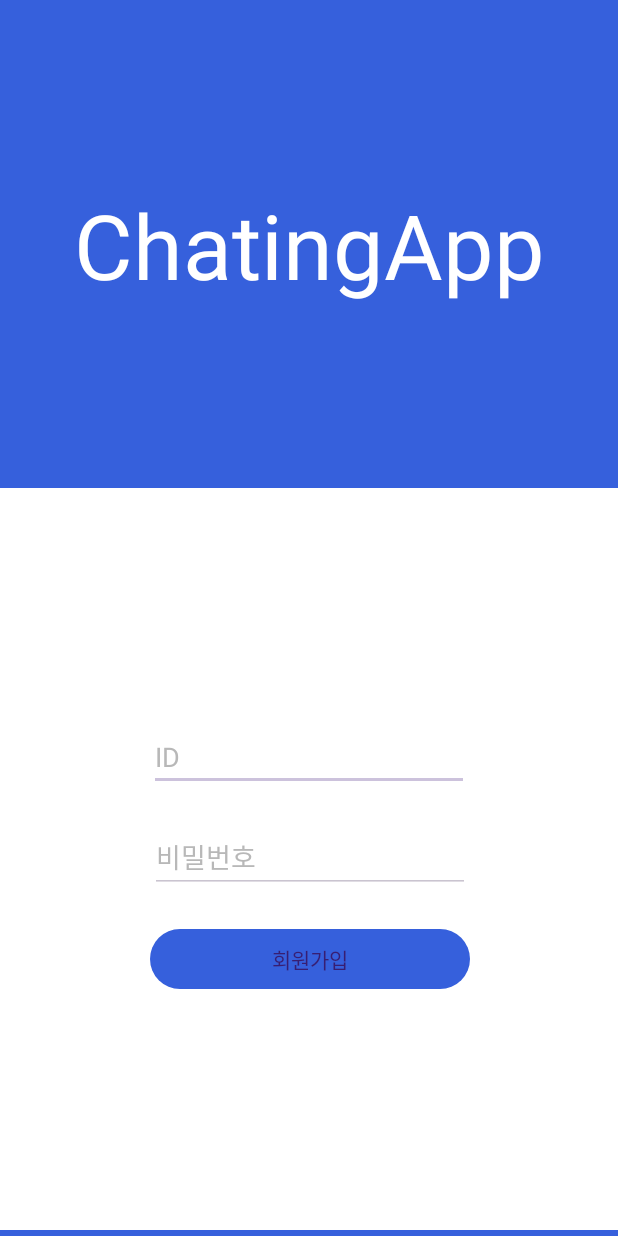
After one commit to gjgustjd/ChatApplication, an Android app: the SignUpActivity screen opened directly, with no data from a screen before it, on a phone screen of 412 x 824 dp. The commit adds this screen. Run offline under Robolectric (Android 15) with nearby library versions, the phone set to English and light mode, and no system bars; our stand-ins replace Firebase (no records; nobody signed in at launch, a user with empty details on screens opened directly).

Commit message:
:sparkles: Feat:SignUpActivity 추가
SignUpActivity.kt 추가
activity_signup.xml 추가
manifest에 추가

```diff
--- a/app/src/main/AndroidManifest.xml
+++ b/app/src/main/AndroidManifest.xml
@@ -18,6 +18,8 @@
         </activity>
         <activity android:name=".MainActivity">
         </activity>
+        <activity android:name=".SignUpActivity">
+        </activity>
     </application>
 
 </manifest>
--- a/app/src/main/java/com/miso/chatapplication/LoginActivity.kt
+++ b/app/src/main/java/com/miso/chatapplication/LoginActivity.kt
@@ -4,6 +4,7 @@ import android.R
 import android.R.attr
 import android.content.Intent
 import android.os.Bundle
+import android.widget.Button
 import androidx.appcompat.app.AppCompatActivity
 import com.google.android.gms.auth.api.signin.GoogleSignIn
 import com.google.android.gms.auth.api.signin.GoogleSignInAccount
@@ -24,6 +25,7 @@ class LoginActivity : AppCompatActivity() {
     lateinit var auth: FirebaseAuth
     lateinit var googleSignInClient: GoogleSignInClient
     lateinit var btn_googleSiginIn: SignInButton
+    lateinit var btn_signUp:Button
     lateinit var binding: ActivityLoginBinding
     val SIGN_IN_CODE = 9001
     override fun onCreate(savedInstanceState: Bundle?) {
@@ -36,6 +38,7 @@ class LoginActivity : AppCompatActivity() {
 
     fun initializeView() {
         btn_googleSiginIn = binding.btnLogin
+        btn_signUp = binding.btnSignup
         auth = FirebaseAuth.getInstance()
 
         val gso = GoogleSignInOptions.Builder(GoogleSignInOptions.DEFAULT_SIGN_IN)
@@ -43,6 +46,7 @@ class LoginActivity : AppCompatActivity() {
             .requestEmail()
             .build()
         googleSignInClient = GoogleSignIn.getClient(this, gso)
+
     }
 
     fun initializeListener()
@@ -50,6 +54,10 @@ class LoginActivity : AppCompatActivity() {
         btn_googleSiginIn.setOnClickListener()
         {
             signIn()
+        }
+        btn_signUp.setOnClickListener()
+        {
+            startActivity(Intent(this,SignUpActivity::class.java))
         }
     }
 
--- /dev/null
+++ b/app/src/main/java/com/miso/chatapplication/SignUpActivity.kt
@@ -0,0 +1,48 @@
+package com.miso.chatapplication
+
+import android.R
+import android.R.attr
+import android.content.Intent
+import android.os.Bundle
+import android.widget.Button
+import androidx.appcompat.app.AppCompatActivity
+import com.google.android.gms.auth.api.signin.GoogleSignIn
+import com.google.android.gms.auth.api.signin.GoogleSignInAccount
+import com.google.android.gms.auth.api.signin.GoogleSignInClient
+import com.google.android.gms.auth.api.signin.GoogleSignInOptions
+import com.google.android.gms.common.SignInButton
+import com.google.android.gms.common.api.ApiException
+import com.google.android.gms.tasks.OnCompleteListener
+import com.google.android.material.snackbar.Snackbar
+import com.google.firebase.auth.AuthResult
+import com.google.firebase.auth.FirebaseAuth
+import com.google.firebase.auth.FirebaseUser
+import com.google.firebase.auth.GoogleAuthProvider
+import com.miso.chatapplication.databinding.ActivityLoginBinding
+import com.miso.chatapplication.databinding.ActivitySignupBinding
+
+
+class SignUpActivity : AppCompatActivity() {
+    lateinit var auth: FirebaseAuth
+    lateinit var googleSignInClient: GoogleSignInClient
+    lateinit var btn_signUp: Button
+    lateinit var binding: ActivitySignupBinding
+    val SIGN_IN_CODE = 9001
+    override fun onCreate(savedInstanceState: Bundle?) {
+        super.onCreate(savedInstanceState)
+        binding = ActivitySignupBinding.inflate(layoutInflater)
+        setContentView(binding.root)
+        initializeView()
+        initializeListener()
+    }
+
+    fun initializeView() {
+        auth = FirebaseAuth.getInstance()
+        btn_signUp = binding.btnSignup
+    }
+
+    fun initializeListener()
+    {
+    }
+
+}
--- a/app/src/main/res/layout/activity_main.xml
+++ b/app/src/main/res/layout/activity_main.xml
@@ -4,6 +4,7 @@
     xmlns:tools="http://schemas.android.com/tools"
     android:layout_width="match_parent"
     android:layout_height="match_parent"
+    android:background="@color/white"
     tools:context=".MainActivity">
 
     <TextView
--- /dev/null
+++ b/app/src/main/res/layout/activity_signup.xml
@@ -0,0 +1,74 @@
+<?xml version="1.0" encoding="utf-8"?>
+<androidx.constraintlayout.widget.ConstraintLayout xmlns:android="http://schemas.android.com/apk/res/android"
+    xmlns:app="http://schemas.android.com/apk/res-auto"
+    xmlns:tools="http://schemas.android.com/tools"
+    android:layout_width="match_parent"
+    android:layout_height="match_parent"
+    android:background="#3660DC">
+
+    <androidx.constraintlayout.widget.ConstraintLayout
+        android:id="@+id/constraintLayout"
+        android:layout_width="match_parent"
+        android:layout_height="0dp"
+        android:layout_marginBottom="4dp"
+        android:background="@color/white"
+        app:layout_constraintBottom_toBottomOf="parent"
+        app:layout_constraintEnd_toEndOf="parent"
+        app:layout_constraintHeight_percent="0.6"
+        app:layout_constraintHorizontal_bias="0.0"
+        app:layout_constraintStart_toStartOf="parent">
+
+        <EditText
+            android:id="@+id/edt_id"
+            android:layout_width="wrap_content"
+            android:layout_height="wrap_content"
+            android:layout_marginBottom="20dp"
+            android:ems="10"
+            android:hint="ID"
+            android:inputType="textPersonName"
+            android:textColorHint="#B8B8B8"
+            app:layout_constraintBottom_toTopOf="@id/edt_password"
+            app:layout_constraintEnd_toEndOf="parent"
+            app:layout_constraintStart_toStartOf="parent"
+            app:layout_constraintTop_toTopOf="parent"
+            app:layout_constraintVertical_chainStyle="packed" />
+
+        <EditText
+            android:id="@+id/edt_password"
+            android:layout_width="wrap_content"
+            android:layout_height="wrap_content"
+            android:ems="10"
+            android:hint="비밀번호"
+            android:inputType="textPersonName"
+            android:textColorHint="#B8B8B8"
+            app:layout_constraintBottom_toTopOf="@id/btn_signup"
+            app:layout_constraintEnd_toEndOf="parent"
+            app:layout_constraintHorizontal_bias="0.502"
+            app:layout_constraintStart_toStartOf="parent"
+            app:layout_constraintTop_toBottomOf="@+id/edt_id" />
+
+        <Button
+            android:id="@+id/btn_signup"
+            android:layout_width="0dp"
+            android:layout_height="wrap_content"
+            android:layout_marginTop="20dp"
+            android:text="회원가입"
+            app:backgroundTint="#3660DC"
+            app:layout_constraintBottom_toBottomOf="parent"
+            app:layout_constraintEnd_toEndOf="@+id/edt_password"
+            app:layout_constraintStart_toStartOf="@+id/edt_password"
+            app:layout_constraintTop_toBottomOf="@id/edt_password" />
+    </androidx.constraintlayout.widget.ConstraintLayout>
+
+    <TextView
+        android:id="@+id/textView3"
+        android:layout_width="wrap_content"
+        android:layout_height="wrap_content"
+        android:text="ChatingApp"
+        android:textColor="#FFFFFF"
+        android:textSize="60dp"
+        app:layout_constraintBottom_toTopOf="@+id/constraintLayout"
+        app:layout_constraintEnd_toEndOf="parent"
+        app:layout_constraintStart_toStartOf="parent"
+        app:layout_constraintTop_toTopOf="parent" />
+</androidx.constraintlayout.widget.ConstraintLayout>
```
